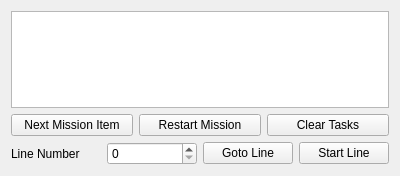
Before: the Qt Designer form src/mission_manager/mission_manager.ui in rolker/camp, drawn with Qt 5.
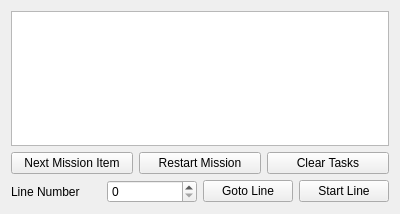
After: the same form once the commit is applied.

Patch:
```diff
--- a/src/mission_manager/mission_manager.ui
+++ b/src/mission_manager/mission_manager.ui
@@ -7,7 +7,7 @@
     <x>0</x>
     <y>0</y>
     <width>400</width>
-    <height>176</height>
+    <height>214</height>
    </rect>
   </property>
   <property name="windowTitle">
```
